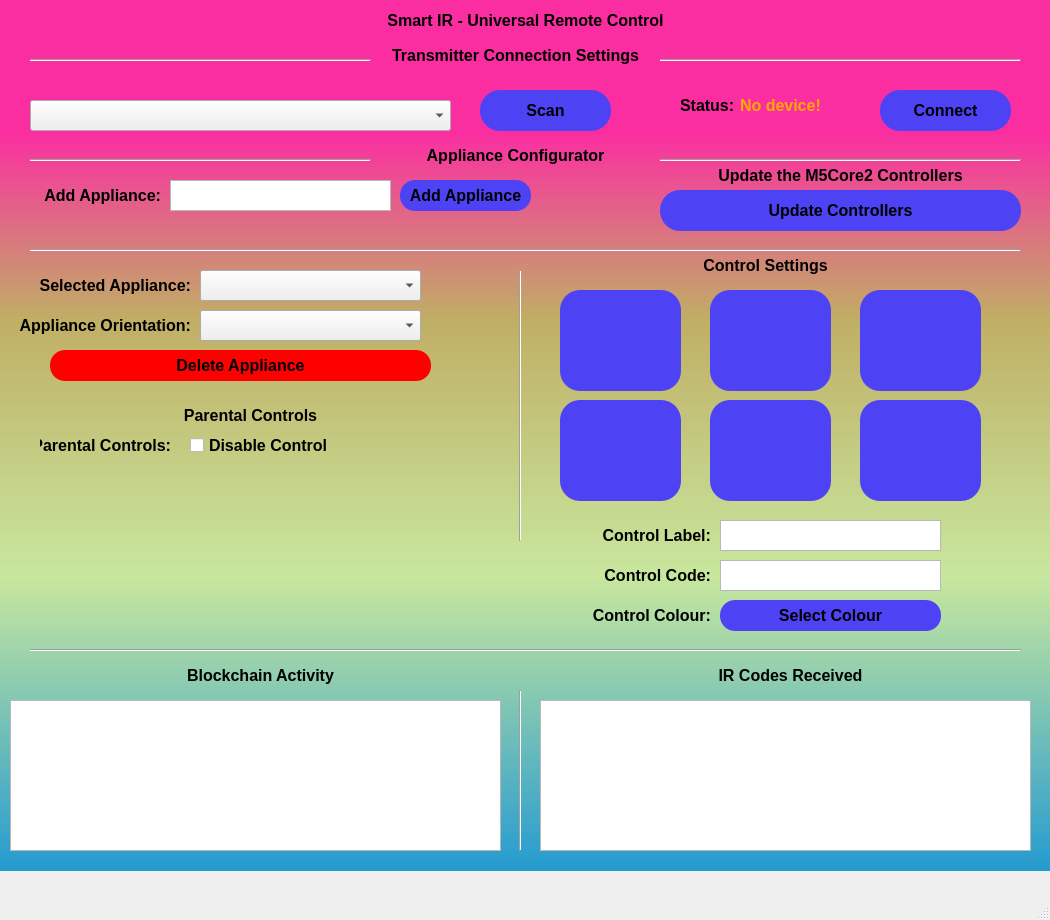
Above: pc_software/ui/mainScreenUI.ui from aburo8/ir-remote-saturn-yellow before the change. Below: the same form after it.
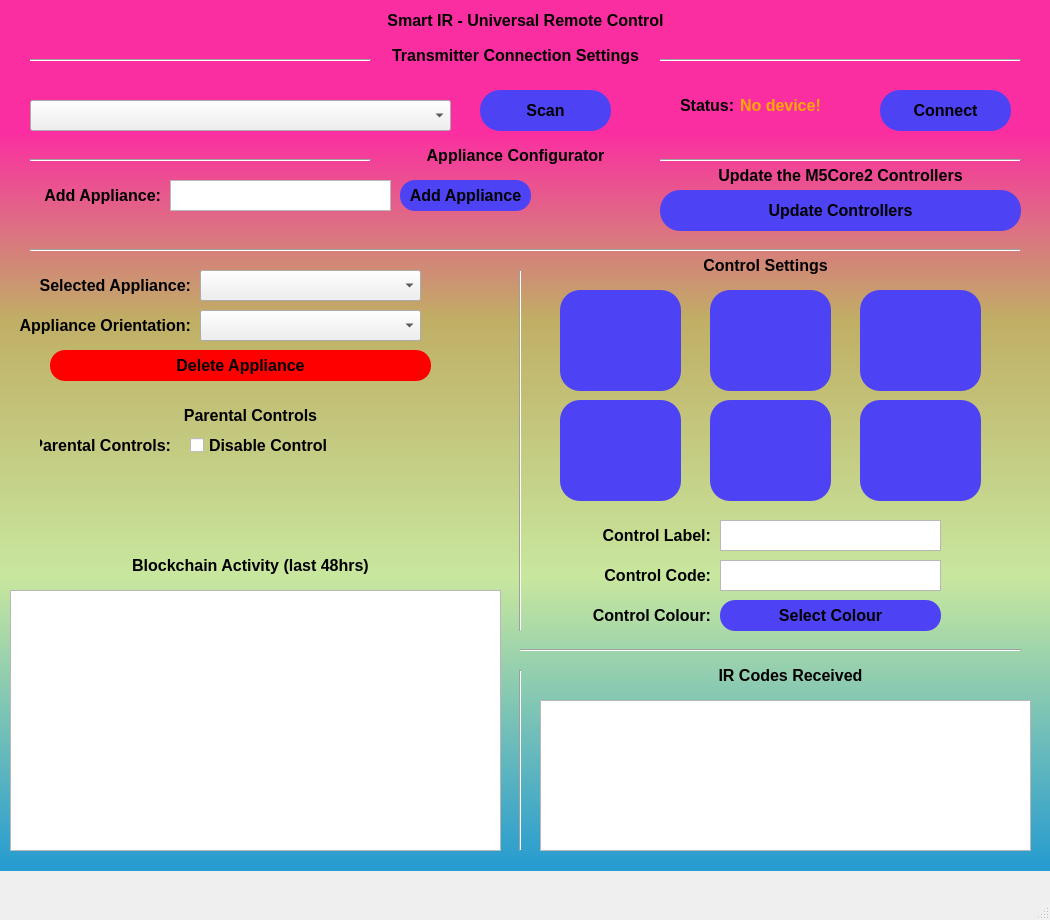
That is the form after the change.

Commit message: [Blockchain] Added blockchain activity logging to GUI

Patch:
```diff
--- a/pc_software/ui/mainScreenUI.ui
+++ b/pc_software/ui/mainScreenUI.ui
@@ -413,7 +413,7 @@
        <x>510</x>
        <y>270</y>
        <width>20</width>
-       <height>271</height>
+       <height>361</height>
       </rect>
      </property>
      <property name="orientation">
@@ -455,11 +455,18 @@
      <property name="geometry">
       <rect>
        <x>10</x>
-       <y>700</y>
+       <y>590</y>
        <width>491</width>
-       <height>151</height>
+       <height>261</height>
       </rect>
      </property>
+     <property name="font">
+      <font>
+       <pointsize>8</pointsize>
+       <weight>50</weight>
+       <bold>false</bold>
+      </font>
+     </property>
      <property name="toolTip">
       <string>Use format &quot;XX:XX:XX:XX:XX:XX&quot;</string>
      </property>
@@ -470,8 +477,8 @@
       <string>&lt;!DOCTYPE HTML PUBLIC &quot;-//W3C//DTD HTML 4.0//EN&quot; &quot;http://www.w3.org/TR/REC-html40/strict.dtd&quot;&gt;
 &lt;html&gt;&lt;head&gt;&lt;meta name=&quot;qrichtext&quot; content=&quot;1&quot; /&gt;&lt;style type=&quot;text/css&quot;&gt;
 p, li { white-space: pre-wrap; }
-&lt;/style&gt;&lt;/head&gt;&lt;body style=&quot; font-family:'MS Shell Dlg 2'; font-size:12pt; font-weight:600; font-style:normal;&quot;&gt;
-&lt;p style=&quot;-qt-paragraph-type:empty; margin-top:0px; margin-bottom:0px; margin-left:0px; margin-right:0px; -qt-block-indent:0; text-indent:0px; font-size:8.25pt; font-weight:400;&quot;&gt;&lt;br /&gt;&lt;/p&gt;&lt;/body&gt;&lt;/html&gt;</string>
+&lt;/style&gt;&lt;/head&gt;&lt;body style=&quot; font-family:'MS Shell Dlg 2'; font-size:8pt; font-weight:400; font-style:normal;&quot;&gt;
+&lt;p style=&quot;-qt-paragraph-type:empty; margin-top:0px; margin-bottom:0px; margin-left:0px; margin-right:0px; -qt-block-indent:0; text-indent:0px; font-size:8.25pt;&quot;&gt;&lt;br /&gt;&lt;/p&gt;&lt;/body&gt;&lt;/html&gt;</string>
      </property>
     </widget>
     <widget class="QLabel" name="staticProSplit_L_13">
@@ -645,9 +652,9 @@
     <widget class="Line" name="line_7">
      <property name="geometry">
       <rect>
-       <x>30</x>
+       <x>520</x>
        <y>640</y>
-       <width>991</width>
+       <width>501</width>
        <height>20</height>
       </rect>
      </property>
@@ -766,8 +773,8 @@
     <widget class="QLabel" name="staticProSplit_L_20">
      <property name="geometry">
       <rect>
-       <x>80</x>
-       <y>660</y>
+       <x>70</x>
+       <y>550</y>
        <width>361</width>
        <height>31</height>
       </rect>
@@ -777,7 +784,7 @@
 color:rgb(0,0,0);</string>
      </property>
      <property name="text">
-      <string>Blockchain Activity</string>
+      <string>Blockchain Activity (last 48hrs)</string>
      </property>
      <property name="alignment">
       <set>Qt::AlignCenter</set>
@@ -840,9 +847,9 @@
      <property name="geometry">
       <rect>
        <x>510</x>
-       <y>690</y>
+       <y>670</y>
        <width>20</width>
-       <height>161</height>
+       <height>181</height>
       </rect>
      </property>
      <property name="orientation">
```
Left out of the diff: 4 changed lines with no effect on the pictures. The commit also changes 5 other files.
